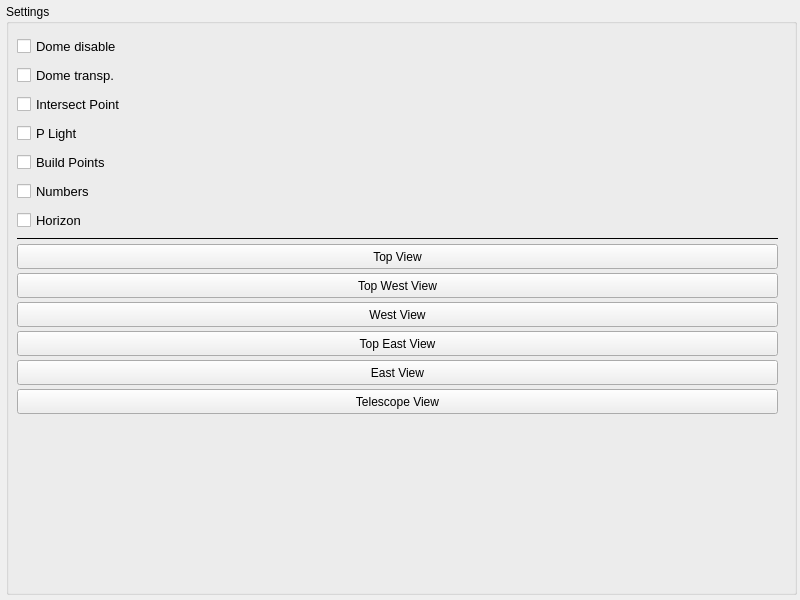
First picture: the form in mw4/gui/widgets/simulator.ui, repository mworion/MountWizzard4, before the edit.
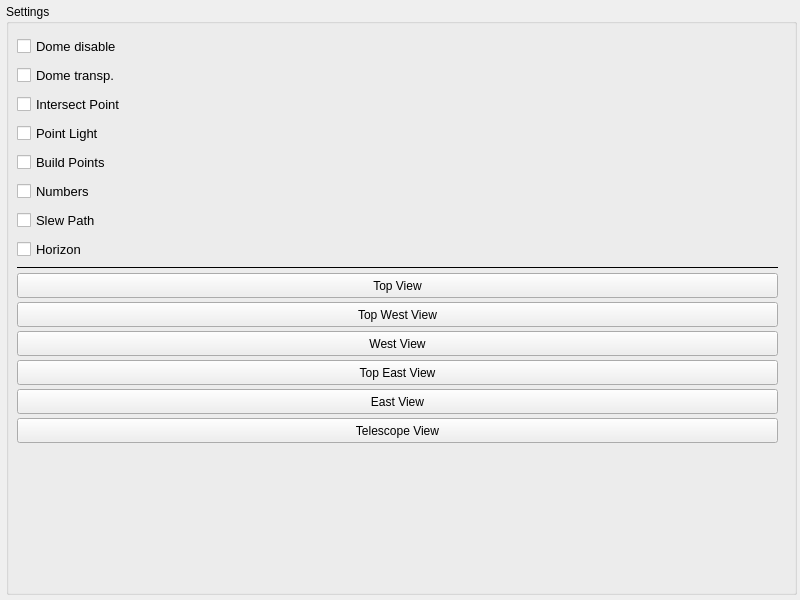
Second picture: the form after the edit.

Commit message: adding slew path

```diff
--- a/mw4/gui/widgets/simulator.ui
+++ b/mw4/gui/widgets/simulator.ui
@@ -81,7 +81,7 @@
       <property name="large" stdset="0">
        <bool>true</bool>
       </property>
-      <layout class="QVBoxLayout" name="verticalLayout" stretch="0,0,0,0,0,0,0,0,0,0,0,0,0,0,0">
+      <layout class="QVBoxLayout" name="verticalLayout" stretch="0,0,0,0,0,0,0,0,0,0,0,0,0,0,0,0">
        <property name="spacing">
         <number>4</number>
        </property>
@@ -177,7 +177,7 @@
           </font>
          </property>
          <property name="text">
-          <string>P Light</string>
+          <string>Point Light</string>
          </property>
         </widget>
        </item>
@@ -217,6 +217,24 @@
          </property>
         </widget>
        </item>
+       <item>
+        <widget class="QCheckBox" name="checkShowSlewPath">
+         <property name="minimumSize">
+          <size>
+           <width>0</width>
+           <height>25</height>
+          </size>
+         </property>
+         <property name="font">
+          <font>
+           <pointsize>10</pointsize>
+          </font>
+         </property>
+         <property name="text">
+          <string>Slew Path</string>
+         </property>
+        </widget>
+       </item>
        <item>
         <widget class="QCheckBox" name="checkShowHorizon">
          <property name="minimumSize">
```
The commit also changes 1 other file.
